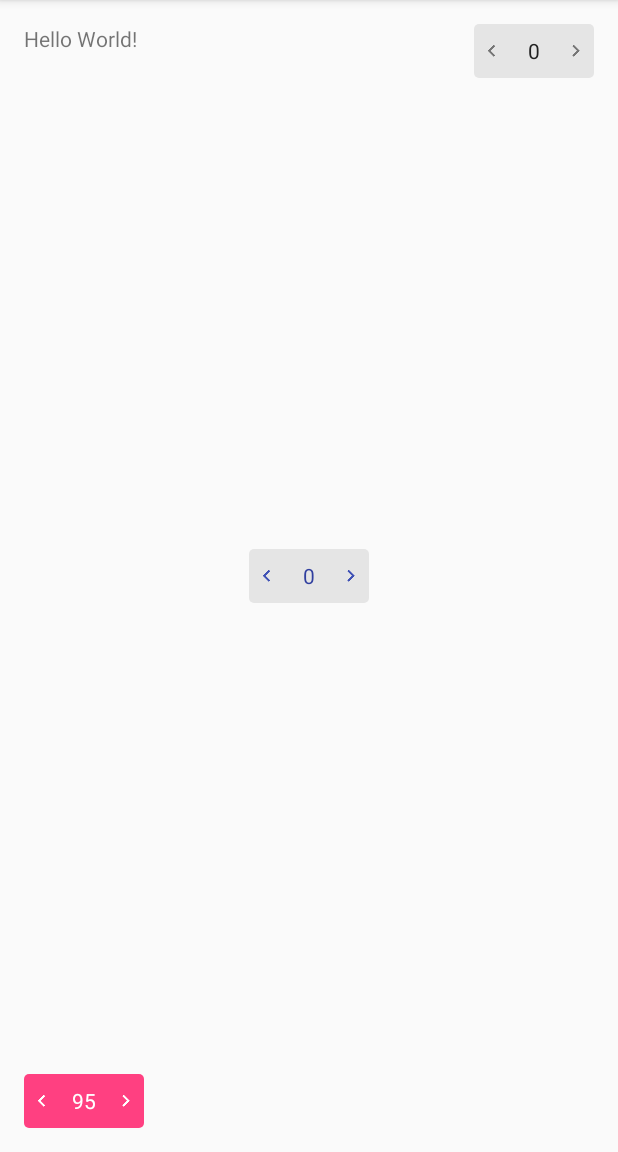
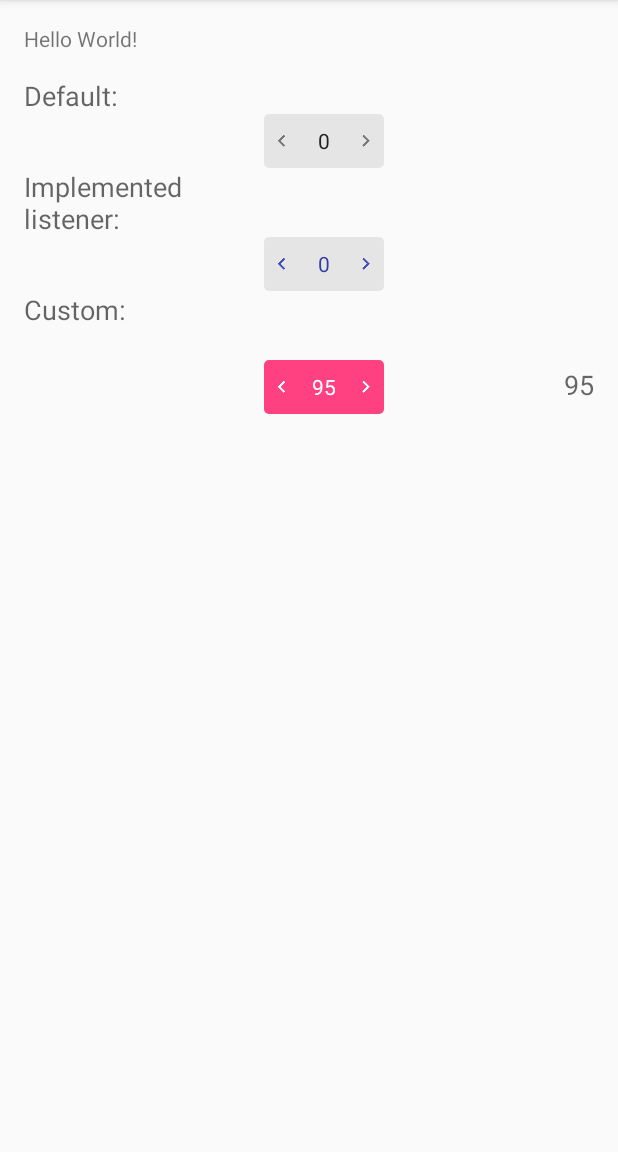
Before and after one commit to ashishpatil396/SwipeNumberPicker, an Android app: the screen it shows after launch (MainActivity), on a phone screen of 412 x 824 dp, the part 84-1236 px from its top. Run offline under Robolectric (Android 15) with nearby library versions, the phone set to English and light mode, and no system bars.

Commit message:
Improved sample UI.

```diff
--- a/app/src/main/java/com/vi/swipenumberpicker/sample/MainActivity.java
+++ b/app/src/main/java/com/vi/swipenumberpicker/sample/MainActivity.java
@@ -3,6 +3,7 @@ package com.vi.swipenumberpicker.sample;
 import android.os.Bundle;
 import android.support.v7.app.AppCompatActivity;
 import android.view.View;
+import android.widget.TextView;
 
 import com.vi.swipenumberpicker.OnValueChangeListener;
 import com.vi.swipenumberpicker.SwipeNumberPicker;
@@ -14,24 +15,36 @@ public class MainActivity extends AppCompatActivity {
 		super.onCreate(savedInstanceState);
 		setContentView(R.layout.activity_main);
 
-		SwipeNumberPicker swipeNumberPicker = (SwipeNumberPicker) findViewById(R.id.number_picker_1);
+		SwipeNumberPicker swipeNumberPicker = (SwipeNumberPicker) findViewById(R.id.snp_implemented);
+		SwipeNumberPicker custom = (SwipeNumberPicker) findViewById(R.id.snp_custom);
+
+		final TextView result1 = (TextView) findViewById(R.id.tv_result_1);
+		final TextView result2 = (TextView) findViewById(R.id.tv_result_2);
+		result2.setText(Integer.toString(custom.getValue()));
+
 		swipeNumberPicker.setOnValueChangeListener(new OnValueChangeListener() {
 			@Override
 			public boolean onValueChange(SwipeNumberPicker view, int oldValue, int newValue) {
-				return (newValue & 1) == 0;
+				boolean isValueOk = (newValue & 1) == 0;
+
+				if (isValueOk)
+					result1.setText(Integer.toString(newValue));
+
+				return isValueOk;
 			}
 		});
 		swipeNumberPicker.setShowNumberPickerDialog(false);
 		swipeNumberPicker.setOnClickListener(new View.OnClickListener() {
 			@Override
 			public void onClick(View v) {
-				((SwipeNumberPicker) v).setValue(0, false);
+				((SwipeNumberPicker) v).setValue(0, true);
 			}
 		});
 
-		((SwipeNumberPicker) findViewById(R.id.number_picker_2)).setOnValueChangeListener(new OnValueChangeListener() {
+		custom.setOnValueChangeListener(new OnValueChangeListener() {
 			@Override
 			public boolean onValueChange(SwipeNumberPicker view, int oldValue, int newValue) {
+				result2.setText(Integer.toString(newValue));
 				return true;
 			}
 		});
--- a/app/src/main/res/layout/activity_main.xml
+++ b/app/src/main/res/layout/activity_main.xml
@@ -11,33 +11,95 @@
 				tools:context=".MainActivity">
 
 	<TextView
-		android:layout_width="wrap_content"
+		android:id="@+id/tv_hello"
+		android:layout_width="160dp"
 		android:layout_height="wrap_content"
 		android:text="Hello World!"/>
 
-	<com.vi.swipenumberpicker.SwipeNumberPicker
-		android:id="@+id/number_picker_1"
+
+	<TextView
+		android:id="@+id/tv_default_lbl"
 		android:layout_width="wrap_content"
 		android:layout_height="wrap_content"
-		android:layout_centerInParent="true"
-		snp:numberColor="@color/colorPrimaryDark"
-		snp:arrowColor="@color/colorPrimary"/>
+		android:layout_below="@id/tv_hello"
+		android:layout_marginTop="@dimen/activity_horizontal_margin"
+		android:text="Default:"
+		android:textAppearance="?android:textAppearanceMedium"/>
 
 	<com.vi.swipenumberpicker.SwipeNumberPicker
+		android:id="@+id/snp_default"
 		android:layout_width="wrap_content"
 		android:layout_height="wrap_content"
-		android:layout_alignParentRight="true"/>
+		android:layout_below="@id/tv_default_lbl"
+		android:layout_column="1"
+		android:layout_gravity="center_vertical"
+		android:layout_toEndOf="@id/tv_hello"
+		android:layout_toRightOf="@id/tv_hello"/>
+
+
+	<TextView
+		android:id="@+id/tv_implemented_lbl"
+		android:layout_width="wrap_content"
+		android:layout_height="wrap_content"
+		android:layout_alignEnd="@id/tv_hello"
+		android:layout_alignRight="@id/tv_hello"
+		android:layout_below="@id/snp_default"
+		android:lines="2"
+		android:text="Implemented listener:"
+		android:textAppearance="?android:textAppearanceMedium"/>
+
 
 	<com.vi.swipenumberpicker.SwipeNumberPicker
-		android:id="@+id/number_picker_2"
+		android:id="@+id/snp_implemented"
 		android:layout_width="wrap_content"
 		android:layout_height="wrap_content"
-		android:layout_alignParentBottom="true"
-		android:layout_alignParentLeft="true"
-		snp:numberColor="@android:color/white"
+		android:layout_below="@id/tv_implemented_lbl"
+		android:layout_toEndOf="@id/tv_hello"
+		android:layout_toRightOf="@id/tv_hello"
+		snp:arrowColor="@color/colorPrimary"
+		snp:numberColor="@color/colorPrimaryDark"/>
+
+	<TextView
+		android:id="@+id/tv_result_1"
+		android:layout_width="wrap_content"
+		android:layout_height="wrap_content"
+		android:layout_alignBaseline="@id/snp_implemented"
+		android:layout_alignBottom="@id/snp_implemented"
+		android:layout_alignParentEnd="true"
+		android:layout_alignParentRight="true"
+		android:textAppearance="?android:textAppearanceMedium"/>
+
+	<TextView
+		android:id="@+id/tv_custom_lbl"
+		android:layout_width="wrap_content"
+		android:layout_height="wrap_content"
+		android:layout_below="@id/snp_implemented"
+		android:lines="2"
+		android:text="Custom:"
+		android:textAppearance="?android:textAppearanceMedium"/>
+
+
+	<com.vi.swipenumberpicker.SwipeNumberPicker
+		android:id="@+id/snp_custom"
+		android:layout_width="wrap_content"
+		android:layout_height="wrap_content"
+		android:layout_below="@id/tv_custom_lbl"
+		android:layout_toEndOf="@id/tv_hello"
+		android:layout_toRightOf="@id/tv_hello"
 		snp:arrowColor="@android:color/white"
 		snp:backgroundColor="@color/colorAccent"
 		snp:max="1000"
 		snp:min="50"
+		snp:numberColor="@android:color/white"
 		snp:value="95"/>
+
+	<TextView
+		android:id="@+id/tv_result_2"
+		android:layout_width="wrap_content"
+		android:layout_height="wrap_content"
+		android:layout_alignBaseline="@id/snp_custom"
+		android:layout_alignBottom="@id/snp_custom"
+		android:layout_alignParentEnd="true"
+		android:layout_alignParentRight="true"
+		android:textAppearance="?android:textAppearanceMedium"/>
 </RelativeLayout>
```
